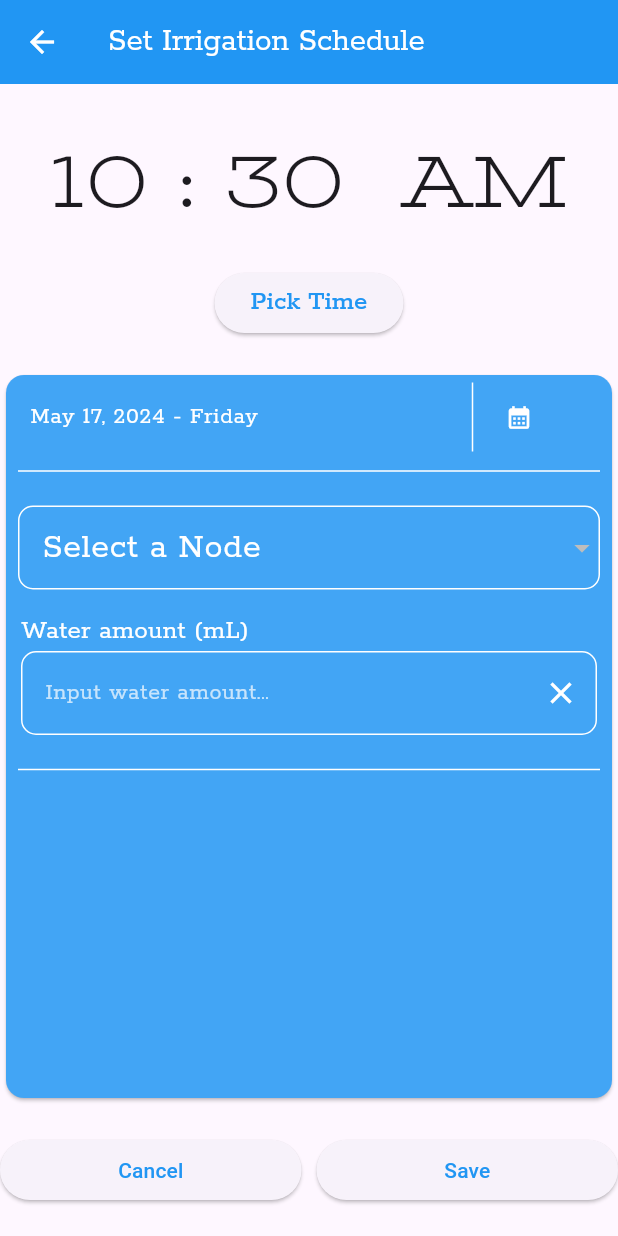
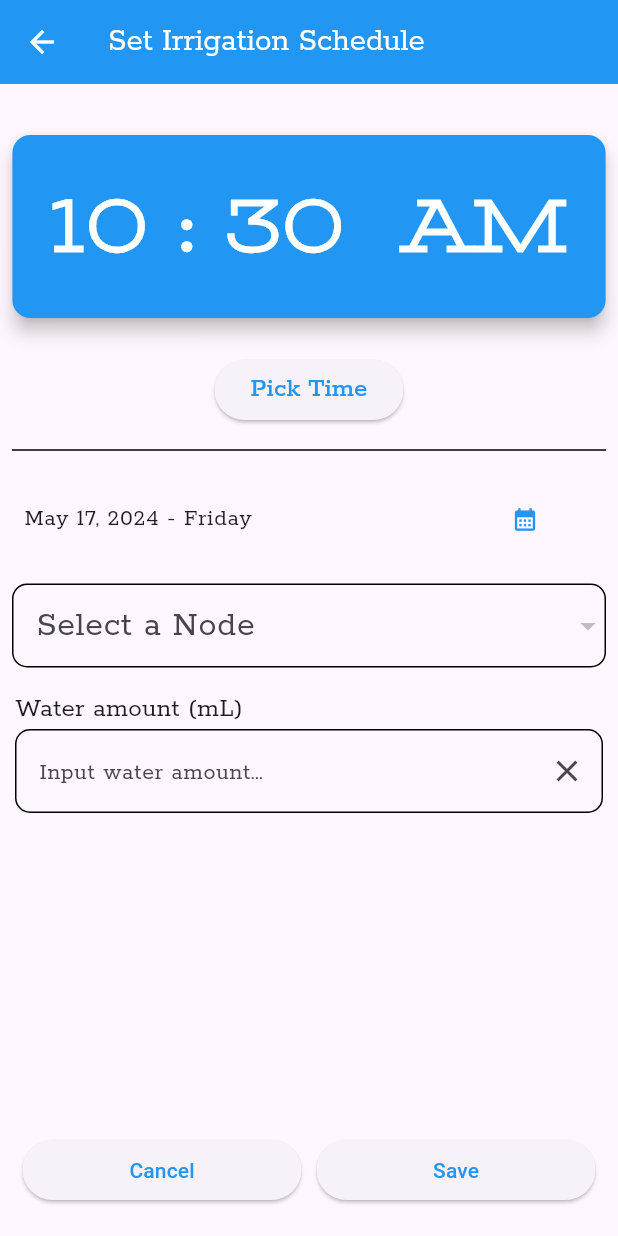
Before and after one commit to patriajasel/smart_iriggation_app, a Flutter app: the ManualScheduler screen opened by its route, on a phone screen of 412 x 824 dp. Run offline on Flutter 3.47's test engine with Material 3 defaults, Android fonts, the phone set to English and light mode, and no system bars; our stand-ins replace fl_chart, flutter_animate, flutter_bluetooth_serial, flutter_local_notifications, flutter_slidable, isar and 3 more; missing offline and left inert: flutter_background_service, flutter_background_service_android, schedulers; accounts and stored records are empty; generated files the repository leaves out were written again.

Commit message:
UI update

```diff
--- a/lib/main.dart
+++ b/lib/main.dart
@@ -56,7 +56,7 @@ class Main extends StatefulWidget {
 class _MainState extends State<Main> with WidgetsBindingObserver {
   @override
   void initState() {
-    Timer.periodic(const Duration(minutes: 1), (timer) {
+    Timer.periodic(const Duration(seconds: 10), (timer) {
       getFirstSchedule();
       print("First Schedule fetched successfully");
     });
--- a/lib/pages/manual_schedule.dart
+++ b/lib/pages/manual_schedule.dart
@@ -98,11 +98,22 @@ class _ManualSchedulerState extends State<ManualScheduler> {
           crossAxisAlignment: CrossAxisAlignment.center,
           children: [
             // DISPLAYING CURRENT TIME AND SELECTED TIME
-            Text(
+            Card(
+              color: Colors.blue.shade500,
+              elevation: 5,
+              child: Padding(
+                padding: const EdgeInsets.all(25.0),
+                child: Text(
                   selectedTime != null
                       ? "${selectedTime!.hourOfPeriod < 10 ? '0${selectedTime!.hourOfPeriod}' : selectedTime!.hourOfPeriod} : ${selectedTime!.minute < 10 ? '0${selectedTime!.minute}' : selectedTime!.minute}  ${selectedTime!.period.toString() == "DayPeriod.am" ? 'AM' : 'PM'}"
                       : "${currentTime.hourOfPeriod < 10 ? '0${currentTime.hourOfPeriod}' : currentTime.hourOfPeriod} : ${currentTime.minute < 10 ? '0${currentTime.minute}' : currentTime.minute}  ${currentTime.period.toString() == "DayPeriod.am" ? 'AM' : 'PM'}",
-              style: const TextStyle(fontFamily: "Stint", fontSize: 50.0),
+                  style: const TextStyle(
+                      fontFamily: "Stint",
+                      fontSize: 50.0,
+                      color: Colors.white,
+                      fontWeight: FontWeight.bold),
+                ),
+              ),
             ),
 
             // SHOWING TIME PICKER TO PICK TIME
@@ -152,14 +163,16 @@ class _ManualSchedulerState extends State<ManualScheduler> {
               ),
             ),
 
+            const Padding(
+              padding: EdgeInsets.only(top: 8.0, right: 8.0, left: 8.0),
+              child: Divider(color: Colors.black, thickness: 1.0),
+            ),
+
             // DATE PICKER
             Expanded(
               child: Container(
-                margin: const EdgeInsets.only(top: 20.0),
+                margin: const EdgeInsets.only(top: 10.0),
                 constraints: const BoxConstraints(maxWidth: double.infinity),
-                child: Card(
-                  // Add your card content here
-                  color: Colors.blue.shade400,
                 child: Column(
                   children: [
                     ListTile(
@@ -168,36 +181,18 @@ class _ManualSchedulerState extends State<ManualScheduler> {
                         style: const TextStyle(
                           fontFamily: "Rokkitt",
                           fontSize: 16.0,
-                              color: Colors.white),
-                        ),
-                        trailing: Row(
-                          mainAxisSize: MainAxisSize.min,
-                          children: [
-                            const Padding(
-                              padding: EdgeInsets.symmetric(
-                                vertical: 5.0,
-                              ),
-                              child: VerticalDivider(
-                                color: Colors.white,
-                                thickness: 1.0,
-                                width: 10.0,
+                          //color: Colors.white
                         ),
                       ),
-                            TextButton.icon(
+                      trailing: TextButton.icon(
                         onPressed: _showDatePicker,
                         icon: const Icon(
                           Icons.calendar_month,
-                                color: Colors.white,
+                          color: Colors.blue,
                         ),
                         label: const Text(
                             ''), // You can put an empty Text widget or null here
                       ),
-                          ],
-                        ),
-                      ),
-                      const Padding(
-                        padding: EdgeInsets.symmetric(horizontal: 8.0),
-                        child: Divider(color: Colors.white, thickness: 1.0),
                     ),
 
                     // SELECTING THE NODE
@@ -211,15 +206,18 @@ class _ManualSchedulerState extends State<ManualScheduler> {
                             labelStyle: const TextStyle(
                               fontFamily: "Rokkitt",
                               fontSize: 24.0,
-                                  color: Colors.white),
+                              //color: Colors.white
+                            ),
                             enabledBorder: OutlineInputBorder(
                               borderSide: const BorderSide(
-                                    color: Colors.white), // Set border color
+                                  //color: Colors.white
+                                  ), // Set border color
                               borderRadius: BorderRadius.circular(10.0),
                             ),
                             focusedBorder: OutlineInputBorder(
                               borderSide: const BorderSide(
-                                    color: Colors.white), // Set border color
+                                  //  color: Colors.white
+                                  ), // Set border color
                               borderRadius: BorderRadius.circular(10.0),
                             ),
                           ),
@@ -243,7 +241,7 @@ class _ManualSchedulerState extends State<ManualScheduler> {
                             });
                           },
                           icon: const Icon(Icons.arrow_drop_down),
-                            iconEnabledColor: Colors.white,
+                          //iconEnabledColor: Colors.white,
                         ),
                       ),
                     ),
@@ -261,7 +259,8 @@ class _ManualSchedulerState extends State<ManualScheduler> {
                               style: TextStyle(
                                 fontFamily: "Rokkitt",
                                 fontSize: 18.0,
-                                    color: Colors.white),
+                                //color: Colors.white
+                              ),
                             ),
                           ),
                           TextField(
@@ -271,15 +270,16 @@ class _ManualSchedulerState extends State<ManualScheduler> {
                             ],
                             controller: textController,
                             style: const TextStyle(
-                                  color: Colors.white, fontFamily: "Rokkitt"),
+                                // color: Colors.white, fontFamily: "Rokkitt"
+                                ),
                             decoration: InputDecoration(
                               hintText: 'Input water amount...',
                               hintStyle: const TextStyle(
-                                    color: Colors.white70,
+                                  //color: Colors.white70,
                                   fontFamily: "Rokkitt",
                                   fontSize: 16.0),
                               suffixIcon: IconButton(
-                                  color: Colors.white,
+                                //color: Colors.white,
                                 onPressed: () {
                                   textController.clear();
                                 },
@@ -287,12 +287,14 @@ class _ManualSchedulerState extends State<ManualScheduler> {
                               ),
                               enabledBorder: OutlineInputBorder(
                                 borderSide: const BorderSide(
-                                      color: Colors.white), // Set border color
+                                    //  color: Colors.white
+                                    ), // Set border color
                                 borderRadius: BorderRadius.circular(10.0),
                               ),
                               focusedBorder: OutlineInputBorder(
                                 borderSide: const BorderSide(
-                                      color: Colors.white), // Set border color
+                                    // color: Colors.white
+                                    ), // Set border color
                                 borderRadius: BorderRadius.circular(10.0),
                               ),
                             ),
@@ -300,14 +302,7 @@ class _ManualSchedulerState extends State<ManualScheduler> {
                         ],
                       ),
                     ),
-
-                      const Padding(
-                        padding:
-                            EdgeInsets.only(top: 15.0, right: 8.0, left: 8.0),
-                        child: Divider(color: Colors.white, thickness: 1.0),
-                      ),
                   ],
-                  ),
                 ),
               ),
             ),
@@ -315,7 +310,7 @@ class _ManualSchedulerState extends State<ManualScheduler> {
             // SAVE AND CANCEL BUTTONS
             Container(
               margin: const EdgeInsets.symmetric(
-                  vertical: 20.0), // Add margin to the top
+                  vertical: 20.0, horizontal: 15.0), // Add margin to the top
               child: Column(
                 mainAxisAlignment: MainAxisAlignment.end,
                 children: [
```
Lines whose indentation alone changed are shown as unchanged.
